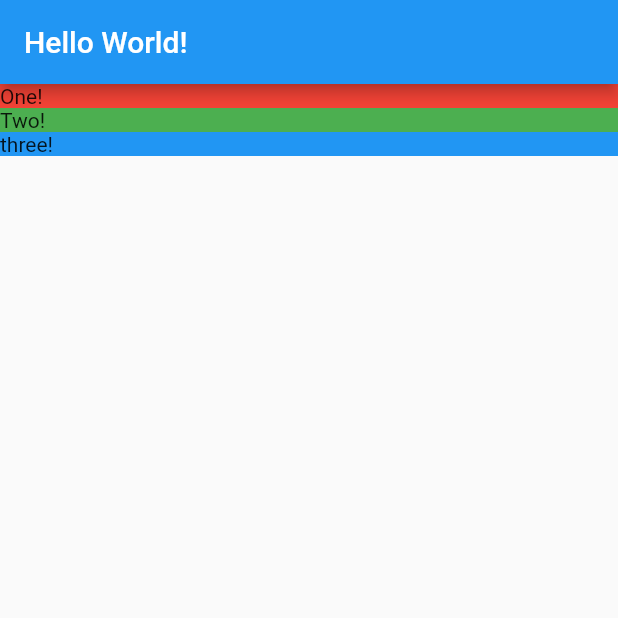
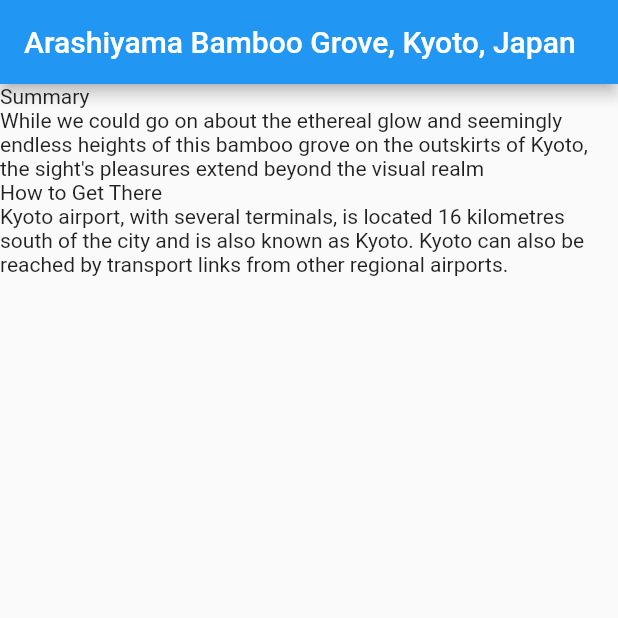
Before and after one commit to jorgesvega/from07Lesson, a Flutter app: the screen it shows after launch, on a phone screen of 412 x 824 dp, the top half of it. Run offline on Flutter 3.47's test engine with Material 2 defaults, Android fonts, the phone set to English and light mode, and no system bars.

Commit message:
Lesson 4 improvements

```diff
--- a/lib/location_detail.dart
+++ b/lib/location_detail.dart
@@ -1,32 +1,39 @@
 import 'package:flutter/material.dart';
-
+import 'models/location.dart';
 
 class LocationDetail extends StatelessWidget {
+  final Location location;
+
+  LocationDetail(this.location);
 
   @override
   Widget build(BuildContext context) {
     return Scaffold(
-      appBar: AppBar(title: Text("Hello World!"),
+      appBar: AppBar(title: Text(location.name),
       ),
       body: Column(
         mainAxisAlignment: MainAxisAlignment.start,
         crossAxisAlignment: CrossAxisAlignment.stretch,
-        children: [
-          section("One!", Colors.red),
-          section("Two!", Colors.green),
-          section("three!", Colors.blue)
-        ],
+        children: _renderFacts(location),
       ),
     );
   }
 
-  Widget section(String title, Color color) {
-    return Container(
-            decoration: BoxDecoration(
-              color: color,
-            ),
-            child: Text(title),
-          );
+  List<Widget> _renderFacts(Location location) {
+    var result = List<Widget>();
+    for (int i = 0; i < location.facts.length; i++) {
+      result.add(_sectionTitle(location.facts[i].title));
+      result.add(_sectionText(location.facts[i].text));
+    }
+    return result;
+  }
+
+  Widget _sectionTitle(String text) {
+    return Text(text);
+  }
+
+  Widget _sectionText(String text) {
+    return Text(text);
   }
 
 }
--- a/lib/main.dart
+++ b/lib/main.dart
@@ -1,8 +1,12 @@
 import 'package:flutter/material.dart';
 import 'location_detail.dart';
+import 'models/location.dart';
+import 'mocks/mock_location.dart';
 
 void main() {
+  final Location mockLocation = MockLocation.FetchAny();
+
   return runApp(MaterialApp(
-    home: LocationDetail(),
+    home: LocationDetail(mockLocation),
   ));
 }
--- /dev/null
+++ b/lib/mocks/mock_location.dart
@@ -0,0 +1,21 @@
+import '../models/location.dart';
+import '../models/location_fact.dart';
+
+class MockLocation extends Location {
+  static Location FetchAny() {
+    return Location(
+      name: 'Arashiyama Bamboo Grove, Kyoto, Japan',
+      url: 'https://goo.gl/Npy2K8',
+      facts: <LocationFact>[
+        LocationFact(
+            title: 'Summary',
+            text:
+                'While we could go on about the ethereal glow and seemingly endless heights of this bamboo grove on the outskirts of Kyoto, the sight\'s pleasures extend beyond the visual realm'),
+        LocationFact(
+            title: 'How to Get There',
+            text:
+                'Kyoto airport, with several terminals, is located 16 kilometres south of the city and is also known as Kyoto. Kyoto can also be reached by transport links from other regional airports.')
+      ]
+    );
+  }
+}
--- /dev/null
+++ b/lib/models/location.dart
@@ -0,0 +1,8 @@
+import './location_fact.dart';
+
+class Location {
+  final String name; // Final: You can't redefine again
+  final String url;
+  final List<LocationFact> facts;
+  Location({this.name, this.url, this.facts}); // Constructor for location. Creates an instance of a class. 'This' is a convenience, refers to members of this class. IT'S OPTIONAL.
+}
--- /dev/null
+++ b/lib/models/location_fact.dart
@@ -0,0 +1,5 @@
+class LocationFact {
+  final String title;
+  final String text;
+  LocationFact({this.title, this.text});
+}
```
